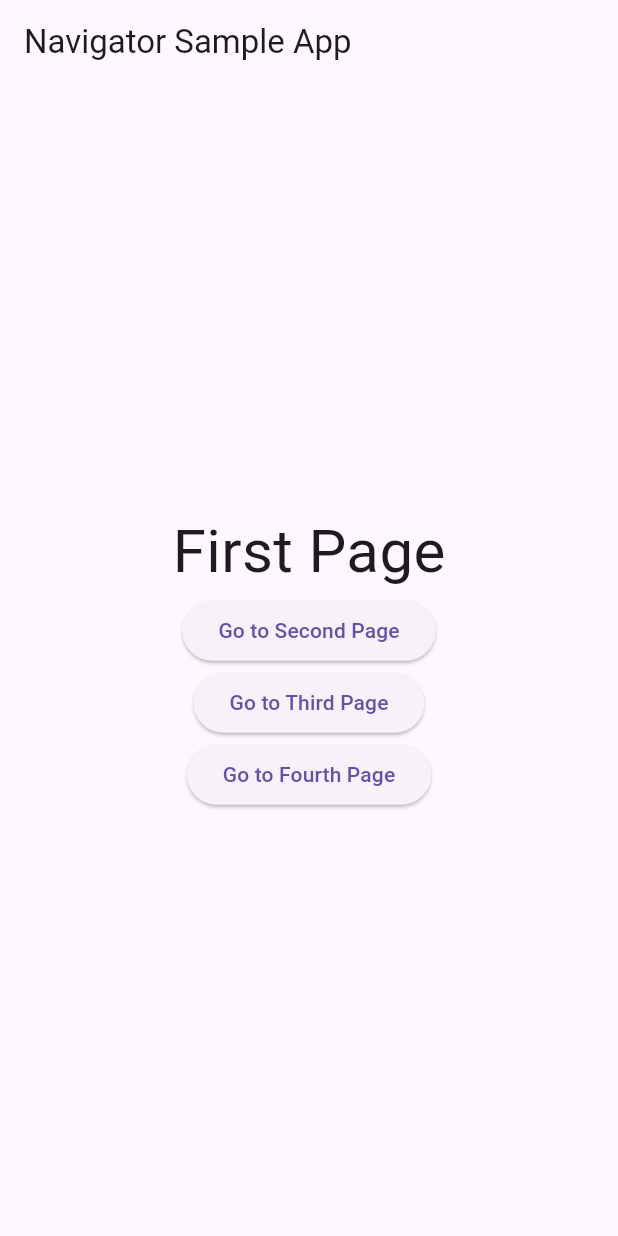
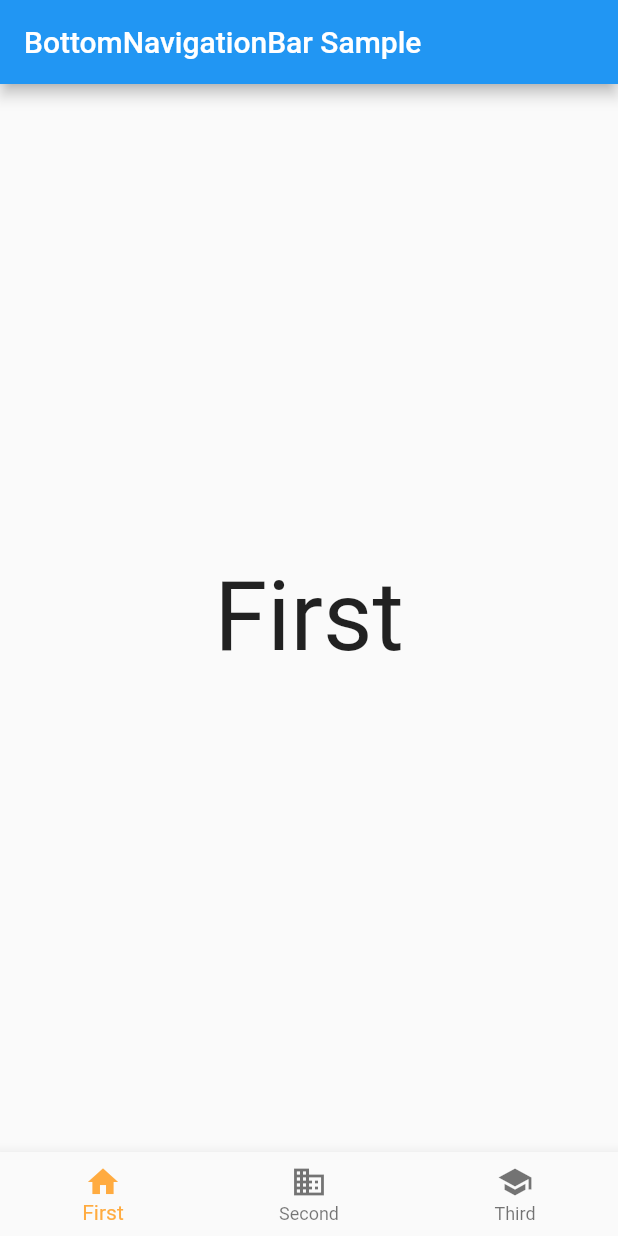
Before and after one commit to tokumei-nisan/FirstFlutterApp, a Flutter app: the screen it shows after launch, on a phone screen of 412 x 824 dp. Run offline on Flutter 3.47's test engine with Material 3 defaults, Android fonts, the phone set to English and light mode, and no system bars.

Commit message:
added bottom menu

```diff
--- a/navigator_app/lib/main.dart
+++ b/navigator_app/lib/main.dart
@@ -1,14 +1,6 @@
 import 'package:flutter/material.dart';
-import 'package:navigator_app/second_page.dart';
-import 'package:navigator_app/third_page.dart';
-import 'package:navigator_app/fourth_page.dart';
-import 'package:navigator_app/constants.dart';
-import 'package:navigator_app/page_routes.dart';
 
 void main() {
-  String text = Constants.message;
-  print(text);
-
   runApp(const MyApp());
 }
 
@@ -18,53 +10,66 @@
   @override
   Widget build(BuildContext context) {
     return MaterialApp(
-      title: 'Flutter Demo',
-      routes: <String, WidgetBuilder> {
-        PageRoutes.firstPage: (context) => const FirstPage(),
-        PageRoutes.secondPage: (context) => const SecondPage(),
-        PageRoutes.thirdPage: (context) => const ThirdPage(),
-        PageRoutes.fourthPage: (context) => const FourthPage()
-      },
-      home: const FirstPage(),
+      title: 'BottomNavigationBar App',
+      theme: ThemeData(
+        useMaterial3: false,  // Material 3�𖳌��ɂ���
+      ),
+      home: HomePage(),
     );
   }
 }
 
-class FirstPage extends StatelessWidget {
-  const FirstPage({super.key});
+class HomePage extends StatefulWidget {
+  const HomePage({super.key});
+
+  @override
+  State<HomePage> createState() => _HomePageState();
+}
+
+class _HomePageState extends State<HomePage> {
+
+  int _selectedIndex = 0;
+
+  static const List<Widget> _pageItems = <Widget>[
+    Text('First', style: TextStyle(fontSize: 64.0)),
+    Text('Second', style: TextStyle(fontSize: 64.0)),
+    Text('Third', style: TextStyle(fontSize: 64.0)),
+  ];
 
   @override
   Widget build(BuildContext context) {
     return Scaffold(
       appBar: AppBar(
-        title: const Text('Navigator Sample App'),
+        title: const Text('BottomNavigationBar Sample'),
       ),
       body: Center(
-        child: Column(
-          mainAxisAlignment: MainAxisAlignment.center,
-          children: <Widget>[
-            const Text('First Page', style: TextStyle(fontSize: 40.0)),
-            ElevatedButton(
-              onPressed: () {
-                Navigator.of(context).pushNamed(PageRoutes.secondPage);
-              },
-              child: const Text('Go to Second Page'),
-            ),
-            ElevatedButton(
-              onPressed: () {
-                Navigator.of(context).pushNamed(PageRoutes.thirdPage);
-              },
-              child: const Text('Go to Third Page'),
-            ),
-            ElevatedButton(
-              onPressed: () {
-                Navigator.of(context).pushNamed(PageRoutes.fourthPage, arguments: 'Hello world');
-              },
-              child: const Text('Go to Fourth Page'),
-            ),
-          ],
-        ),
+        child: _pageItems.elementAt(_selectedIndex),
+      ),
+      bottomNavigationBar: BottomNavigationBar(
+        items: const [
+          BottomNavigationBarItem(
+            icon: Icon(Icons.home),
+            label: 'First',
+          ),
+          BottomNavigationBarItem(
+            icon: Icon(Icons.business),
+            label: 'Second',
+          ),
+          BottomNavigationBarItem(
+            icon: Icon(Icons.school),
+            label: 'Third',
+          ),
+        ],
+        currentIndex: _selectedIndex,
+        selectedItemColor: Colors.orangeAccent,
+        onTap: _onNavigationItemTapped,
       ),
     );
   }
+
+  void _onNavigationItemTapped(int index) {
+    setState(() {
+      _selectedIndex = index;
+    });
+  }
 }
```
